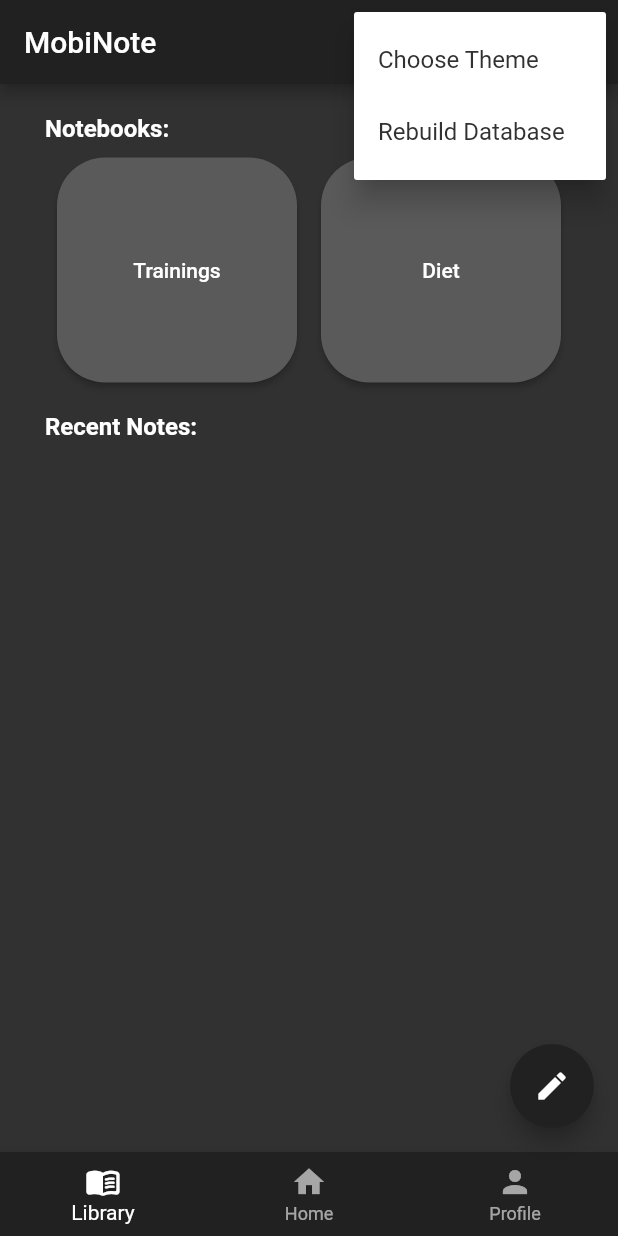
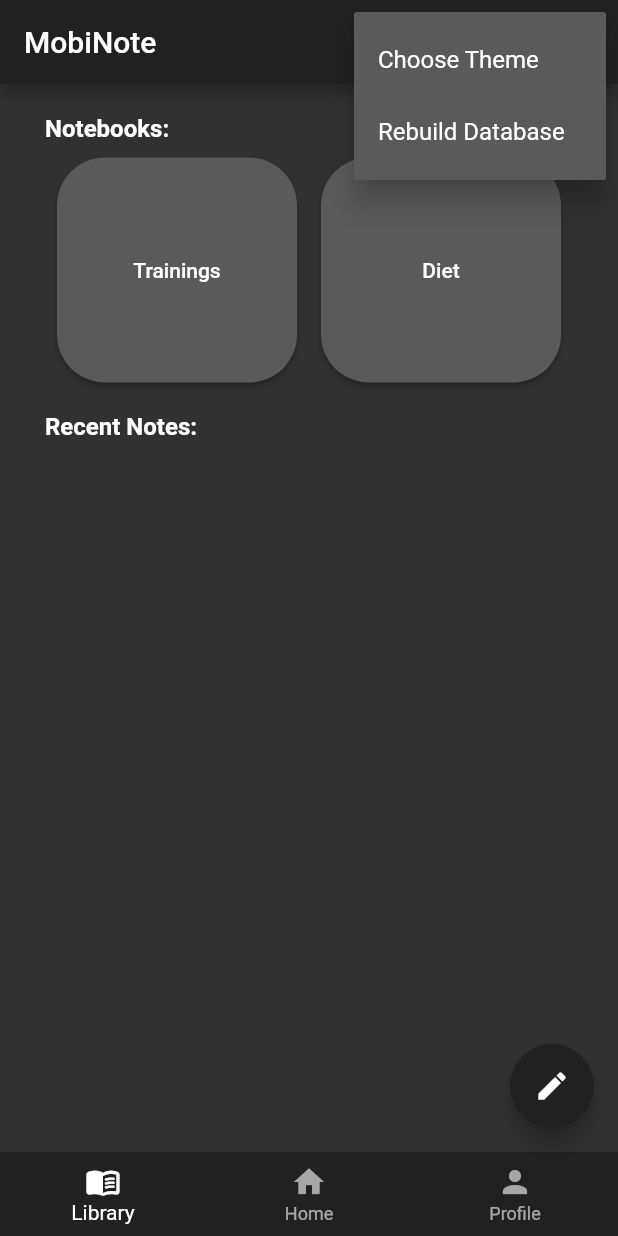
Before and after one commit to bsobocki/MobiNote, a Flutter app: the screen it shows after launch, after a tap on the "more vert" icon, on a phone screen of 412 x 824 dp. Run offline on Flutter 3.47's test engine with Material 2 defaults, Android fonts, the phone set to English and light mode, and no system bars; our stand-ins replace drift, get, image_picker; accounts and stored records are empty; generated files the repository leaves out were written again.

Commit message:
change PopupMenu colors

```diff
--- a/lib/screens/homepage/homepage.dart
+++ b/lib/screens/homepage/homepage.dart
@@ -273,7 +273,7 @@ class _MyHomePageState extends State<MyHomePage> {
         backgroundColor: MobiNoteTheme.current.barColor,
         actions: [
           PopupMenuButton(
-            color: MobiNoteTheme.current.textColor,
+            color: MobiNoteTheme.current.buttonBackgroundColor,
             itemBuilder: (context) {
               return [
                 PopupMenuItem<int>(
@@ -281,7 +281,7 @@ class _MyHomePageState extends State<MyHomePage> {
                   child: Text(
                     'Choose Theme',
                     style: TextStyle(
-                      color: MobiNoteTheme.current.siteBackgroundColor,
+                      color: MobiNoteTheme.current.textColor,
                     ),
                   ),
                 ),
@@ -289,7 +289,7 @@ class _MyHomePageState extends State<MyHomePage> {
                   value: 1,
                   child: Text(
                     'Rebuild Database',
-                    style: TextStyle(color: MobiNoteTheme.current.siteBackgroundColor),
+                    style: TextStyle(color: MobiNoteTheme.current.textColor),
                   ),
                 ),
               ];
```
